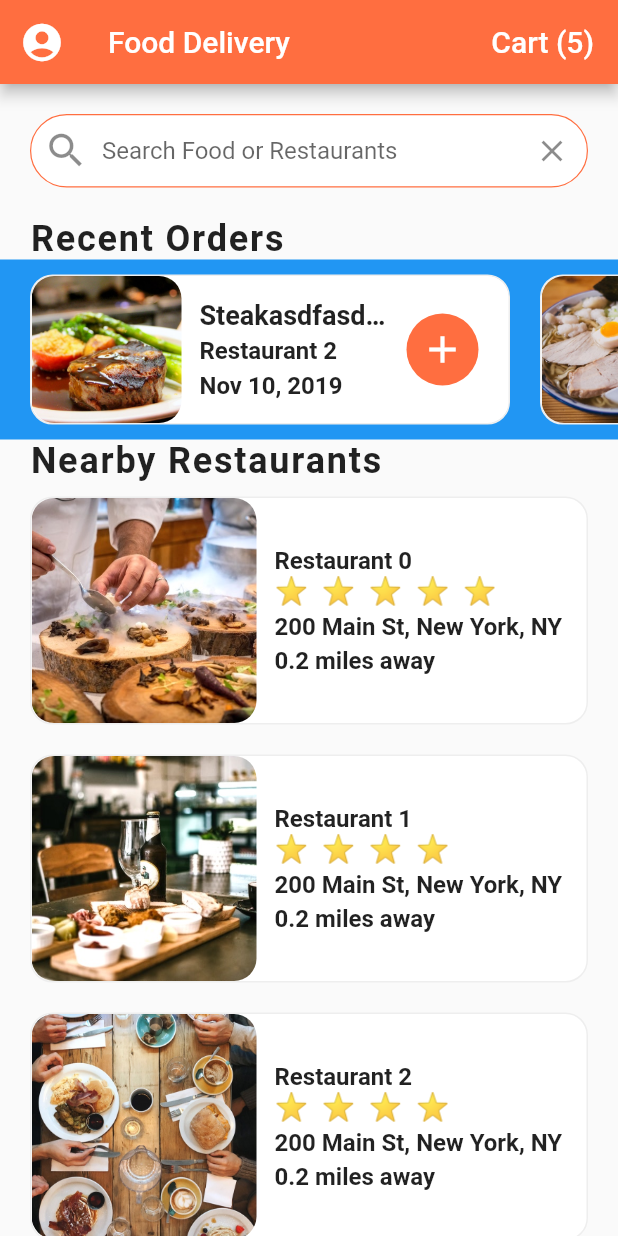
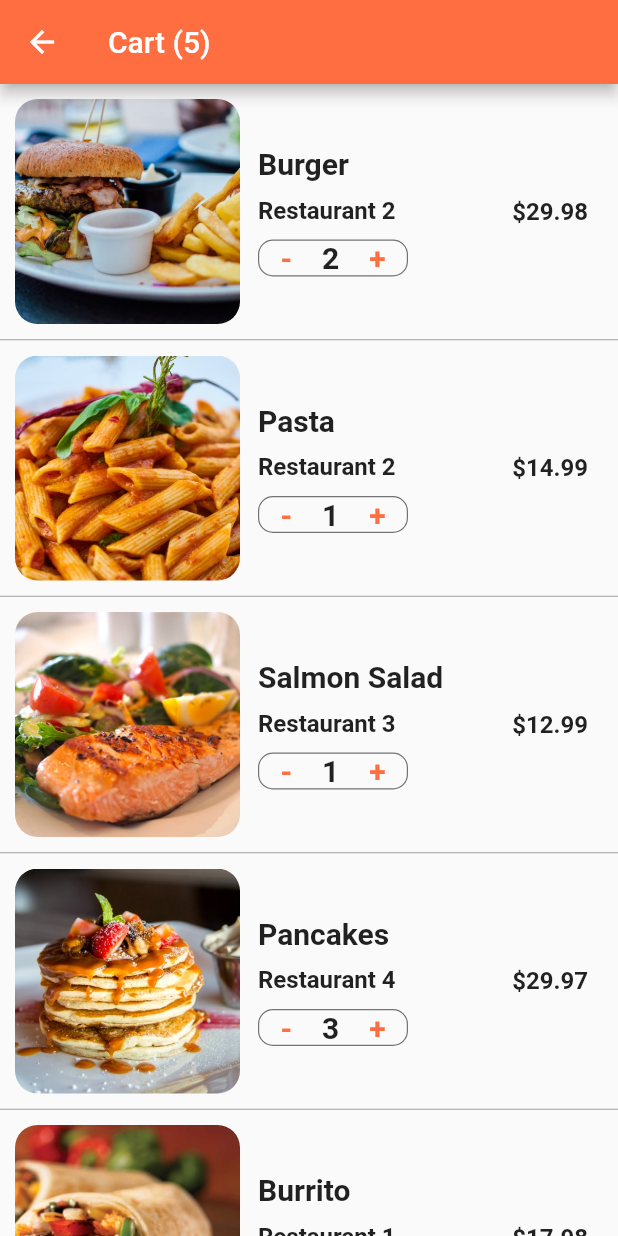
Before and after one commit to datanonymous/flutter_food_delivery, a Flutter app: the screen it shows after launch, after a tap on an icon or button, on a phone screen of 412 x 824 dp. Run offline on Flutter 3.47's test engine with Material 2 defaults, Android fonts, the phone set to English and light mode, and no system bars.

Commit message:
8/26/2020

```diff
--- /dev/null
+++ b/lib/screens/cart_screen.dart
@@ -0,0 +1,149 @@
+import 'package:flutter/material.dart';
+import '../models/order.dart';
+import '../data/data.dart';
+
+class CartScreen extends StatefulWidget {
+  @override
+  _CartScreeState createState() => _CartScreeState();
+}
+
+class _CartScreeState extends State<CartScreen> {
+  _buildCartItem(Order order) {
+    return Container(
+      padding: EdgeInsets.all(10),
+      height: 170,
+      child: Row(
+        children: [
+          Expanded(
+            child: Row(
+              children: [
+                Container(
+                  width: 150,
+                  decoration: BoxDecoration(
+                    image: DecorationImage(
+                      image: AssetImage(order.food.imageUrl),
+                      fit: BoxFit.cover,
+                    ),
+                    borderRadius: BorderRadius.circular(15),
+                  ),
+                ),
+                Expanded(
+                  child: Container(
+                    margin: EdgeInsets.all(12),
+                    child: Column(
+                      mainAxisAlignment: MainAxisAlignment.center,
+                      crossAxisAlignment: CrossAxisAlignment.start,
+                      children: [
+                        Text(
+                          order.food.name,
+                          style: TextStyle(
+                            fontSize: 20,
+                            fontWeight: FontWeight.bold,
+                          ),
+                          overflow: TextOverflow.ellipsis,
+                        ),
+                        SizedBox(height: 10),
+                        Text(
+                          order.restaurant.name,
+                          style: TextStyle(
+                            fontSize: 16,
+                            fontWeight: FontWeight.w600,
+                          ),
+                          overflow: TextOverflow.ellipsis,
+                        ),
+                        SizedBox(height: 10),
+                        Container(
+                          width: 100,
+                          decoration: BoxDecoration(
+                            borderRadius: BorderRadius.circular(10),
+                            border: Border.all(
+                              width: .8,
+                              color: Colors.black54,
+                            ),
+                          ),
+                          child: Row(
+                            mainAxisAlignment: MainAxisAlignment.center,
+                            children: [
+                              GestureDetector(
+                                onTap: () {},
+                                child: Text(
+                                  '-',
+                                  style: TextStyle(
+                                    color: Theme.of(context).primaryColor,
+                                    fontSize: 20,
+                                    fontWeight: FontWeight.w600,
+                                  ),
+                                ),
+                              ),
+                              SizedBox(width: 20),
+                              Text(
+                                order.quantity.toString(),
+                                style: TextStyle(
+                                  fontSize: 20,
+                                  fontWeight: FontWeight.w600,
+                                ),
+                              ),
+                              SizedBox(width: 20),
+                              GestureDetector(
+                                onTap: () {},
+                                child: Text(
+                                  '+',
+                                  style: TextStyle(
+                                    color: Theme.of(context).primaryColor,
+                                    fontSize: 20,
+                                    fontWeight: FontWeight.w600,
+                                  ),
+                                ),
+                              ),
+                            ],
+                          ),
+                        ),
+                      ],
+                    ),
+                  ),
+                ),
+              ],
+            ),
+          ),
+          Container(
+            margin: EdgeInsets.all(10),
+            child: Text(
+              '\$${order.quantity * order.food.price}',
+              style: TextStyle(
+                fontSize: 16,
+                fontWeight: FontWeight.w600,
+              ),
+            ),
+          ),
+        ],
+      ),
+    );
+  }
+
+  @override
+  Widget build(BuildContext context) {
+    return Scaffold(
+      appBar: AppBar(
+        title: Text('Cart (${currentUser.cart.length})'),
+      ),
+      body: ListView.separated(
+        itemBuilder: (BuildContext context, int index) {
+          Order order = currentUser.cart[index];
+          return _buildCartItem(order);
+          // return Container(
+          //   margin: EdgeInsets.all(10),
+          //   height: 100,
+          //   color: Colors.red,
+          // );
+        },
+        separatorBuilder: (BuildContext context, int index) {
+          return Divider(
+            height: 1,
+            color: Colors.grey,
+          );
+        },
+        itemCount: currentUser.cart.length,
+      ),
+    );
+  }
+}
--- a/lib/screens/home_screen.dart
+++ b/lib/screens/home_screen.dart
@@ -1,9 +1,10 @@
 import 'package:flutter/cupertino.dart';
 import 'package:flutter/material.dart';
-import 'package:flutter_food_delivery/models/restaurant.dart';
-import 'package:flutter_food_delivery/screens/restaurant_screen.dart';
-import 'package:flutter_food_delivery/widgets/rating_stars.dart';
-import 'package:flutter_food_delivery/widgets/recent_orders.dart';
+import '../models/restaurant.dart';
+import './cart_screen.dart';
+import './restaurant_screen.dart';
+import '../widgets/rating_stars.dart';
+import '../widgets/recent_orders.dart';
 import '../data/data.dart';
 
 class HomeScreen extends StatefulWidget {
@@ -16,7 +17,10 @@ class _HomeScreenState extends State<HomeScreen> {
     List<Widget> restaurantList = [];
     restaurants.forEach((Restaurant restaurant) {
       restaurantList.add(GestureDetector(
-        onTap: ()=>Navigator.push(context, MaterialPageRoute(builder: (_)=> RestaurantScreen(restaurant: restaurant))),
+        onTap: () => Navigator.push(
+            context,
+            MaterialPageRoute(
+                builder: (_) => RestaurantScreen(restaurant: restaurant))),
         child: Container(
           margin: EdgeInsets.symmetric(horizontal: 20, vertical: 10),
           decoration: BoxDecoration(
@@ -49,20 +53,23 @@ class _HomeScreenState extends State<HomeScreen> {
                   children: [
                     Text(
                       restaurant.name,
-                      style: TextStyle(fontSize: 16, fontWeight: FontWeight.w600),
+                      style:
+                          TextStyle(fontSize: 16, fontWeight: FontWeight.w600),
                       overflow: TextOverflow.ellipsis,
                     ),
                     RatingStars(restaurant.rating),
                     SizedBox(height: 4),
                     Text(
                       restaurant.address,
-                      style: TextStyle(fontSize: 16, fontWeight: FontWeight.w600),
+                      style:
+                          TextStyle(fontSize: 16, fontWeight: FontWeight.w600),
                       overflow: TextOverflow.ellipsis,
                     ),
                     SizedBox(height: 4),
                     Text(
                       '0.2 miles away',
-                      style: TextStyle(fontSize: 16, fontWeight: FontWeight.w600),
+                      style:
+                          TextStyle(fontSize: 16, fontWeight: FontWeight.w600),
                       overflow: TextOverflow.ellipsis,
                     ),
                   ],
@@ -97,7 +104,12 @@ class _HomeScreenState extends State<HomeScreen> {
                 fontSize: 20,
               ),
             ),
-            onPressed: () {},
+            onPressed: () => Navigator.push(
+              context,
+              MaterialPageRoute(
+                builder: (_) => CartScreen(),
+              ),
+            ),
           ),
         ],
       ),
```
